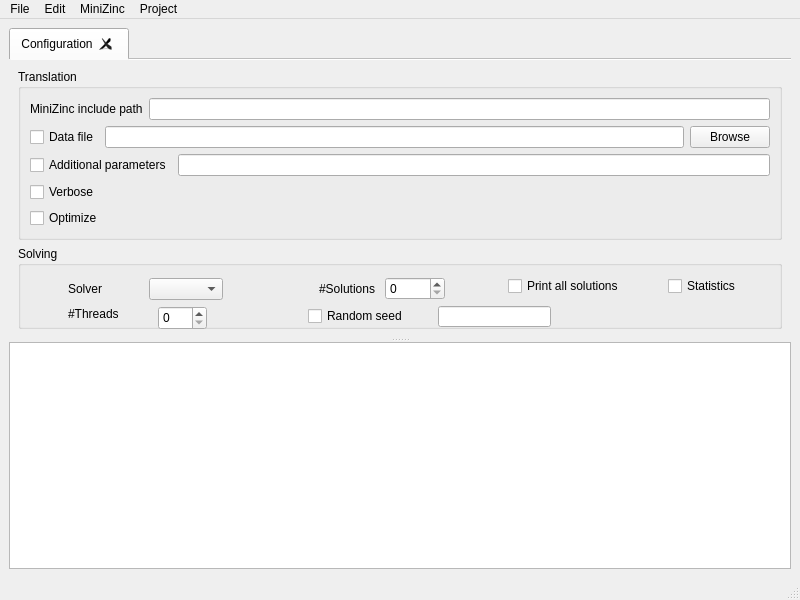
MiniZinc/MiniZincIDE, file MiniZincIDE/mainwindow.ui: the form before one commit.
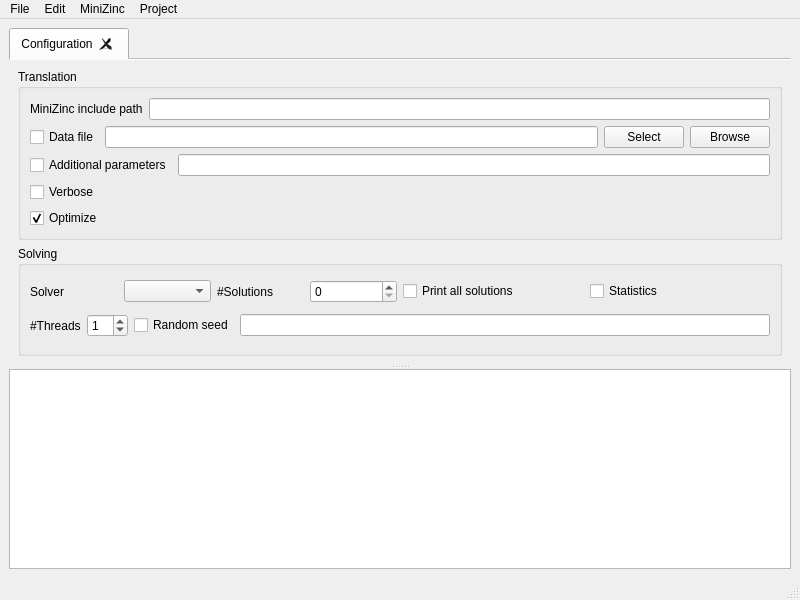
The form after the commit.

Commit message: Some of the configuration options work now

```diff
--- a/MiniZincIDE/mainwindow.ui
+++ b/MiniZincIDE/mainwindow.ui
@@ -46,29 +46,8 @@
            <property name="title">
             <string>Translation</string>
            </property>
-           <layout class="QGridLayout" name="gridLayout">
-            <item row="1" column="0">
-             <layout class="QHBoxLayout" name="horizontalLayout_2">
-              <item>
-               <widget class="QCheckBox" name="checkBox">
-                <property name="text">
-                 <string>Data file</string>
-                </property>
-               </widget>
-              </item>
-              <item>
-               <widget class="QLineEdit" name="lineEdit_2"/>
-              </item>
-              <item>
-               <widget class="QPushButton" name="pushButton">
-                <property name="text">
-                 <string>Browse</string>
-                </property>
-               </widget>
-              </item>
-             </layout>
-            </item>
-            <item row="0" column="0">
+           <layout class="QVBoxLayout" name="verticalLayout_4">
+            <item>
              <layout class="QHBoxLayout" name="horizontalLayout">
               <item>
                <widget class="QLabel" name="label">
@@ -82,7 +61,35 @@
               </item>
              </layout>
             </item>
-            <item row="2" column="0">
+            <item>
+             <layout class="QHBoxLayout" name="horizontalLayout_2">
+              <item>
+               <widget class="QCheckBox" name="conf_have_data_file">
+                <property name="text">
+                 <string>Data file</string>
+                </property>
+               </widget>
+              </item>
+              <item>
+               <widget class="QLineEdit" name="conf_data_file"/>
+              </item>
+              <item>
+               <widget class="QPushButton" name="conf_select_data_file">
+                <property name="text">
+                 <string>Select</string>
+                </property>
+               </widget>
+              </item>
+              <item>
+               <widget class="QPushButton" name="conf_browse_data_file">
+                <property name="text">
+                 <string>Browse</string>
+                </property>
+               </widget>
+              </item>
+             </layout>
+            </item>
+            <item>
              <layout class="QHBoxLayout" name="horizontalLayout_3">
               <item>
                <widget class="QCheckBox" name="checkBox_2">
@@ -96,18 +103,21 @@
               </item>
              </layout>
             </item>
-            <item row="3" column="0" alignment="Qt::AlignLeft">
-             <widget class="QCheckBox" name="checkBox_4">
+            <item>
+             <widget class="QCheckBox" name="conf_verbose">
               <property name="text">
                <string>Verbose</string>
               </property>
              </widget>
             </item>
-            <item row="4" column="0">
-             <widget class="QCheckBox" name="checkBox_3">
+            <item>
+             <widget class="QCheckBox" name="conf_optimize">
               <property name="text">
                <string>Optimize</string>
               </property>
+              <property name="checked">
+               <bool>true</bool>
+              </property>
              </widget>
             </item>
            </layout>
@@ -118,122 +128,90 @@
            <property name="title">
             <string>Solving</string>
            </property>
-           <widget class="QCheckBox" name="checkBox_5">
-            <property name="geometry">
-             <rect>
-              <x>490</x>
-              <y>30</y>
-              <width>131</width>
-              <height>20</height>
-             </rect>
-            </property>
-            <property name="text">
-             <string>Print all solutions</string>
-            </property>
-           </widget>
-           <widget class="QCheckBox" name="checkBox_6">
-            <property name="geometry">
-             <rect>
-              <x>650</x>
-              <y>30</y>
-              <width>87</width>
-              <height>20</height>
-             </rect>
-            </property>
-            <property name="text">
-             <string>Statistics</string>
-            </property>
-           </widget>
-           <widget class="QLabel" name="label_4">
-            <property name="geometry">
-             <rect>
-              <x>50</x>
-              <y>60</y>
-              <width>62</width>
-              <height>16</height>
-             </rect>
-            </property>
-            <property name="text">
-             <string>#Threads</string>
-            </property>
-           </widget>
-           <widget class="QSpinBox" name="spinBox_2">
-            <property name="geometry">
-             <rect>
-              <x>140</x>
-              <y>60</y>
-              <width>49</width>
-              <height>24</height>
-             </rect>
-            </property>
-           </widget>
-           <widget class="QCheckBox" name="checkBox_7">
-            <property name="geometry">
-             <rect>
-              <x>290</x>
-              <y>60</y>
-              <width>111</width>
-              <height>20</height>
-             </rect>
-            </property>
-            <property name="text">
-             <string>Random seed</string>
-            </property>
-           </widget>
-           <widget class="QLineEdit" name="lineEdit_4">
-            <property name="geometry">
-             <rect>
-              <x>420</x>
-              <y>60</y>
-              <width>113</width>
-              <height>21</height>
-             </rect>
-            </property>
-           </widget>
-           <widget class="QWidget" name="">
-            <property name="geometry">
-             <rect>
-              <x>50</x>
-              <y>30</y>
-              <width>155</width>
-              <height>26</height>
-             </rect>
-            </property>
-            <layout class="QHBoxLayout" name="horizontalLayout_4">
-             <item>
-              <widget class="QLabel" name="label_2">
-               <property name="text">
-                <string>Solver</string>
-               </property>
-              </widget>
-             </item>
-             <item>
-              <widget class="QComboBox" name="comboBox"/>
-             </item>
-            </layout>
-           </widget>
-           <widget class="QWidget" name="">
-            <property name="geometry">
-             <rect>
-              <x>301</x>
-              <y>30</y>
-              <width>126</width>
-              <height>26</height>
-             </rect>
-            </property>
-            <layout class="QHBoxLayout" name="horizontalLayout_5">
-             <item>
-              <widget class="QLabel" name="label_3">
-               <property name="text">
-                <string>#Solutions</string>
-               </property>
-              </widget>
-             </item>
-             <item>
-              <widget class="QSpinBox" name="spinBox"/>
-             </item>
-            </layout>
-           </widget>
+           <layout class="QVBoxLayout" name="verticalLayout_3">
+            <item>
+             <layout class="QHBoxLayout" name="horizontalLayout_6">
+              <item>
+               <layout class="QHBoxLayout" name="horizontalLayout_4">
+                <item>
+                 <widget class="QLabel" name="label_2">
+                  <property name="text">
+                   <string>Solver</string>
+                  </property>
+                 </widget>
+                </item>
+                <item>
+                 <widget class="QComboBox" name="conf_solver"/>
+                </item>
+               </layout>
+              </item>
+              <item>
+               <layout class="QHBoxLayout" name="horizontalLayout_5">
+                <item>
+                 <widget class="QLabel" name="label_3">
+                  <property name="text">
+                   <string>#Solutions</string>
+                  </property>
+                 </widget>
+                </item>
+                <item>
+                 <widget class="QSpinBox" name="conf_nsol"/>
+                </item>
+               </layout>
+              </item>
+              <item>
+               <widget class="QCheckBox" name="conf_printall">
+                <property name="text">
+                 <string>Print all solutions</string>
+                </property>
+               </widget>
+              </item>
+              <item>
+               <widget class="QCheckBox" name="conf_stats">
+                <property name="text">
+                 <string>Statistics</string>
+                </property>
+               </widget>
+              </item>
+             </layout>
+            </item>
+            <item>
+             <layout class="QHBoxLayout" name="horizontalLayout_9">
+              <item>
+               <layout class="QHBoxLayout" name="horizontalLayout_7">
+                <item>
+                 <widget class="QLabel" name="label_4">
+                  <property name="text">
+                   <string>#Threads</string>
+                  </property>
+                 </widget>
+                </item>
+                <item>
+                 <widget class="QSpinBox" name="conf_nthreads">
+                  <property name="value">
+                   <number>1</number>
+                  </property>
+                 </widget>
+                </item>
+               </layout>
+              </item>
+              <item>
+               <layout class="QHBoxLayout" name="horizontalLayout_8">
+                <item>
+                 <widget class="QCheckBox" name="conf_have_seed">
+                  <property name="text">
+                   <string>Random seed</string>
+                  </property>
+                 </widget>
+                </item>
+                <item>
+                 <widget class="QLineEdit" name="conf_seed"/>
+                </item>
+               </layout>
+              </item>
+             </layout>
+            </item>
+           </layout>
           </widget>
          </item>
         </layout>
```
Left out of the diff: 6 changed lines with no effect on the pictures. The commit also changes 2 other files.
